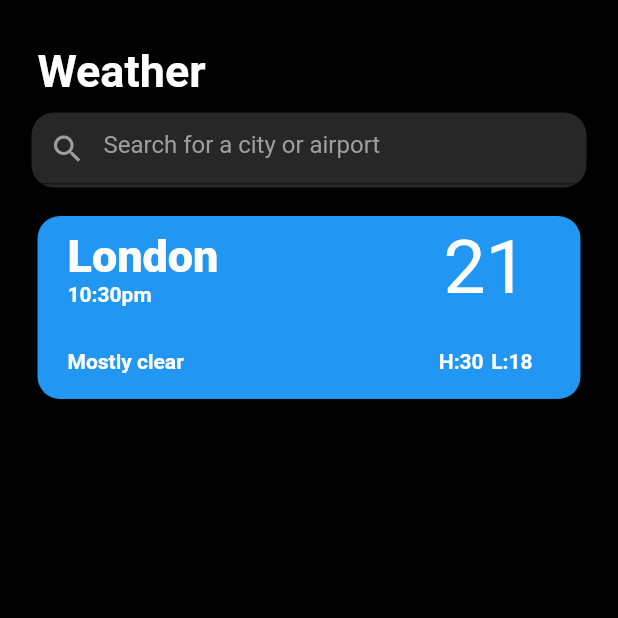
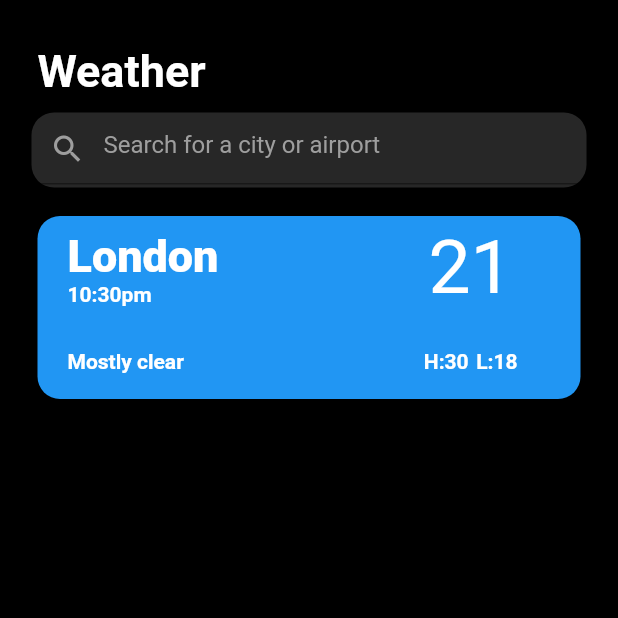
Before and after one commit to juman-m/HW-2, a Flutter app: the screen it shows after launch, on a phone screen of 412 x 824 dp, the top half of it. Run offline on Flutter 3.47's test engine with Material 2 defaults, Android fonts, the light colour scheme and no system bars.

Commit message:
edit padding

```diff
--- a/weathet_app/lib/main.dart
+++ b/weathet_app/lib/main.dart
@@ -10,7 +10,7 @@ class MyApp extends StatelessWidget {
 
   @override
   Widget build(BuildContext context) {
-    return MaterialApp(
+    return const MaterialApp(
       debugShowCheckedModeBanner: false,
       home: HomeScreen(),
     );
--- a/weathet_app/lib/screens/home_screen.dart
+++ b/weathet_app/lib/screens/home_screen.dart
@@ -1,5 +1,4 @@
 import 'package:flutter/material.dart';
-
 import 'package:weathet_app/widgets/cards.dart';
 import 'package:weathet_app/widgets/search.dart';
 import 'package:weathet_app/widgets/title_home.dart';
--- a/weathet_app/lib/widgets/cards.dart
+++ b/weathet_app/lib/widgets/cards.dart
@@ -24,8 +24,8 @@ class CardsWeather extends StatelessWidget {
           shape: RoundedRectangleBorder(
             borderRadius: BorderRadius.circular(15.0),
           ),
-          child: Padding(
-            padding: const EdgeInsets.symmetric(vertical: 5, horizontal: 20),
+          child: const Padding(
+            padding: EdgeInsets.symmetric(vertical: 5, horizontal: 20),
             child: Column(
               crossAxisAlignment: CrossAxisAlignment.start,
               children: [
@@ -49,7 +49,7 @@ class CardsWeather extends StatelessWidget {
                       ],
                     ),
                     SizedBox(
-                      width: 150,
+                      width: 140,
                     ),
                     Text(
                       "21",
@@ -66,7 +66,7 @@ class CardsWeather extends StatelessWidget {
                         style: TextStyle(
                             fontWeight: FontWeight.w700, color: Colors.white)),
                     SizedBox(
-                      width: 170,
+                      width: 160,
                     ),
                     Text("H:30",
                         style: TextStyle(
--- a/weathet_app/lib/widgets/p1_details.dart
+++ b/weathet_app/lib/widgets/p1_details.dart
@@ -7,9 +7,9 @@ class P1Detials extends StatelessWidget {
 
   @override
   Widget build(BuildContext context) {
-    return Center(
+    return const Center(
       child: Padding(
-        padding: const EdgeInsets.only(top: 100),
+        padding: EdgeInsets.only(top: 100),
         child: Column(
           children: [
             Text(
--- a/weathet_app/lib/widgets/p2_detials.dart
+++ b/weathet_app/lib/widgets/p2_detials.dart
@@ -7,8 +7,8 @@ class P2Detials extends StatelessWidget {
 
   @override
   Widget build(BuildContext context) {
-    return Padding(
-      padding: const EdgeInsets.only(top: 100),
+    return const Padding(
+      padding: EdgeInsets.only(top: 100),
       child: Row(
         mainAxisAlignment: MainAxisAlignment.spaceEvenly,
         children: [
--- a/weathet_app/lib/widgets/search.dart
+++ b/weathet_app/lib/widgets/search.dart
@@ -15,8 +15,8 @@ class Search extends StatelessWidget {
           width: 370,
           decoration: BoxDecoration(
               borderRadius: BorderRadius.circular(15),
-              color: Color.fromARGB(63, 158, 158, 158)),
-          child: TextField(
+              color: const Color.fromARGB(63, 158, 158, 158)),
+          child: const TextField(
             decoration: InputDecoration(
                 hintText: "Search for a city or airport",
                 hintStyle: TextStyle(color: Color.fromARGB(255, 158, 158, 158)),
--- a/weathet_app/lib/widgets/title_home.dart
+++ b/weathet_app/lib/widgets/title_home.dart
@@ -7,8 +7,8 @@ class TitleHome extends StatelessWidget {
 
   @override
   Widget build(BuildContext context) {
-    return Padding(
-      padding: const EdgeInsets.only(top: 30, right: 250, bottom: 10),
+    return const Padding(
+      padding: EdgeInsets.only(top: 30, right: 250, bottom: 10),
       child: Text(
         "Weather",
         style: TextStyle(
--- a/weathet_app/pubspec.yaml
+++ b/weathet_app/pubspec.yaml
@@ -19,7 +19,7 @@ publish_to: 'none' # Remove this line if you wish to publish to pub.dev
 version: 1.0.0+1
 
 environment:
-  sdk: '>=3.1.5 <4.0.0'
+  sdk: '>=3.1.1 <4.0.0'
 
 # Dependencies specify other packages that your package needs in order to work.
 # To automatically upgrade your package dependencies to the latest versions
```
Also changed, not shown: weathet_app/pubspec.lock.
